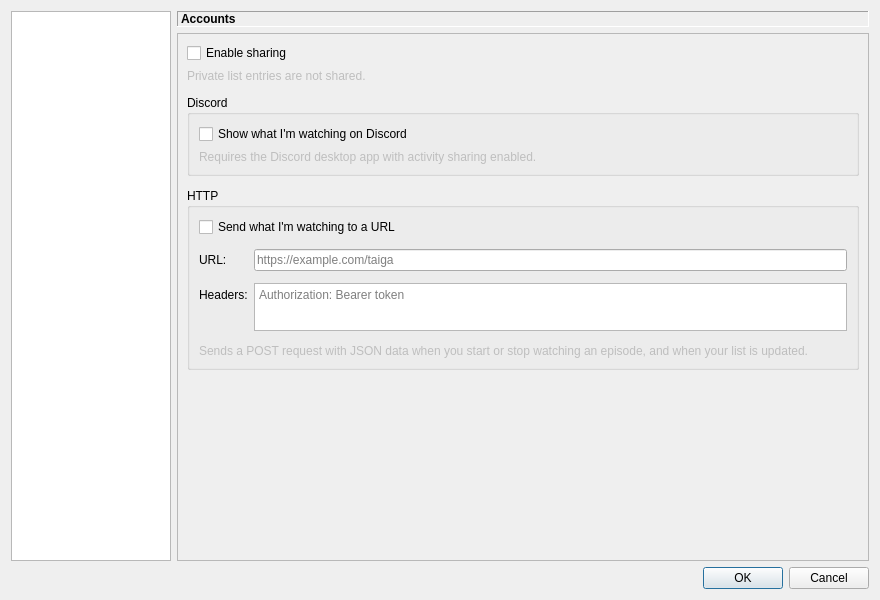
erengy/taiga, file src/gui/settings/settings_dialog.ui: the form before one commit.
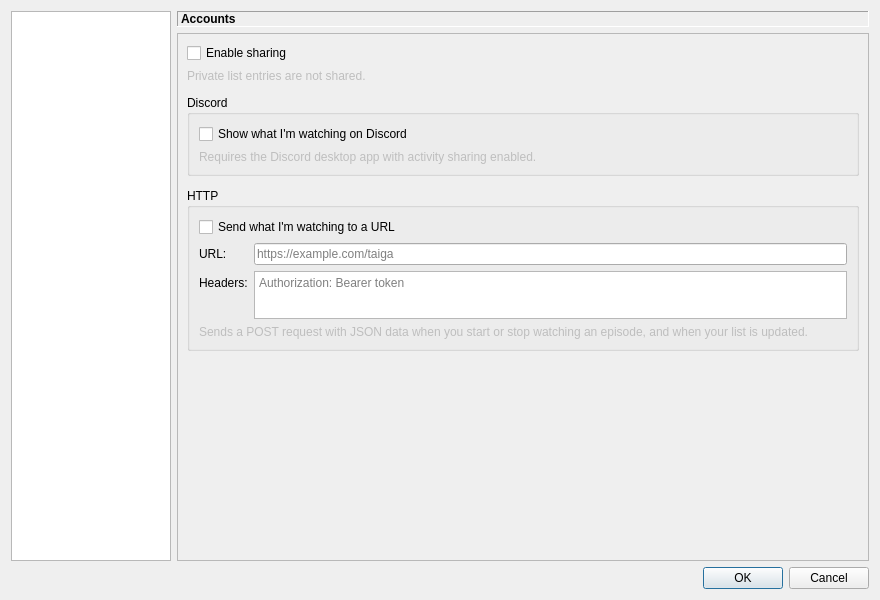
The form after the commit. The open tabs and pages were chosen to show the change.

Commit message: Prevent HTTP headers box from stretching

```diff
--- a/src/gui/settings/settings_dialog.ui
+++ b/src/gui/settings/settings_dialog.ui
@@ -795,6 +795,12 @@
                     </item>
                     <item row="1" column="1">
                      <widget class="QPlainTextEdit" name="httpHeadersPlainTextEdit">
+                      <property name="sizePolicy">
+                       <sizepolicy hsizetype="Expanding" vsizetype="Fixed">
+                        <horstretch>0</horstretch>
+                        <verstretch>0</verstretch>
+                       </sizepolicy>
+                      </property>
                       <property name="maximumSize">
                        <size>
                         <width>16777215</width>
```
